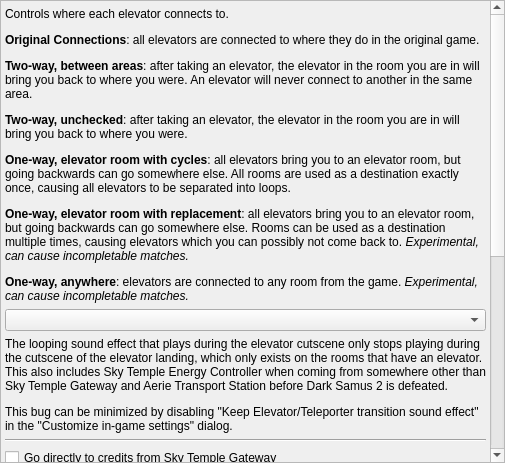
Before: the Qt Designer form randovania/gui/ui_files/preset_elevators.ui in randovania/randovania, drawn with Qt 5.
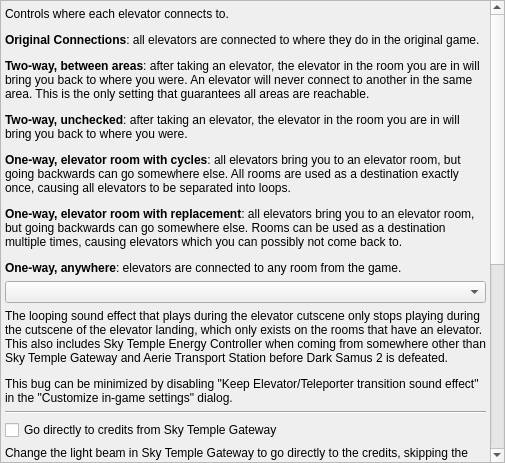
After: the same form once the commit is applied. Custom widgets are drawn as their Qt base class.

Commit message: Clarify that only "Two-way, between areas" guarantees that all areas are accessible.

```diff
--- a/randovania/gui/ui_files/preset_elevators.ui
+++ b/randovania/gui/ui_files/preset_elevators.ui
@@ -44,7 +44,7 @@
          <x>0</x>
          <y>0</y>
          <width>489</width>
-         <height>811</height>
+         <height>881</height>
         </rect>
        </property>
        <layout class="QVBoxLayout" name="elevator_layout">
@@ -63,7 +63,7 @@
         <item>
          <widget class="QLabel" name="elevators_description_label">
           <property name="text">
-           <string>&lt;html&gt;&lt;head/&gt;&lt;body&gt;&lt;p&gt;Controls where each elevator connects to.&lt;/p&gt;&lt;p&gt;&lt;span style=&quot; font-weight:600;&quot;&gt;Original Connections&lt;/span&gt;: all elevators are connected to where they do in the original game.&lt;/p&gt;&lt;p&gt;&lt;span style=&quot; font-weight:600;&quot;&gt;Two-way, between areas&lt;/span&gt;: after taking an elevator, the elevator in the room you are in will bring you back to where you were. An elevator will never connect to another in the same area.&lt;/p&gt;&lt;p&gt;&lt;span style=&quot; font-weight:600;&quot;&gt;Two-way, unchecked&lt;/span&gt;: after taking an elevator, the elevator in the room you are in will bring you back to where you were.&lt;/p&gt;&lt;p&gt;&lt;span style=&quot; font-weight:600;&quot;&gt;One-way, elevator room with cycles&lt;/span&gt;: all elevators bring you to an elevator room, but going backwards can go somewhere else. All rooms are used as a destination exactly once, causing all elevators to be separated into loops.&lt;/p&gt;&lt;p&gt;&lt;span style=&quot; font-weight:600;&quot;&gt;One-way, elevator room with replacement&lt;/span&gt;: all elevators bring you to an elevator room, but going backwards can go somewhere else. Rooms can be used as a destination multiple times, causing elevators which you can possibly not come back to.&lt;span style=&quot; font-style:italic;&quot;&gt; Experimental, can cause incompletable matches.&lt;/span&gt;&lt;/p&gt;&lt;p&gt;&lt;span style=&quot; font-weight:600;&quot;&gt;One-way, anywhere&lt;/span&gt;: elevators are connected to any room from the game. &lt;span style=&quot; font-style:italic;&quot;&gt;Experimental, can cause incompletable matches.&lt;/span&gt;&lt;/p&gt;&lt;/body&gt;&lt;/html&gt;</string>
+           <string>&lt;html&gt;&lt;head/&gt;&lt;body&gt;&lt;p&gt;Controls where each elevator connects to.&lt;/p&gt;&lt;p&gt;&lt;span style=&quot; font-weight:600;&quot;&gt;Original Connections&lt;/span&gt;: all elevators are connected to where they do in the original game.&lt;/p&gt;&lt;p&gt;&lt;span style=&quot; font-weight:600;&quot;&gt;Two-way, between areas&lt;/span&gt;: after taking an elevator, the elevator in the room you are in will bring you back to where you were. An elevator will never connect to another in the same area. This is the only setting that guarantees all areas are reachable.&lt;/p&gt;&lt;p&gt;&lt;span style=&quot; font-weight:600;&quot;&gt;Two-way, unchecked&lt;/span&gt;: after taking an elevator, the elevator in the room you are in will bring you back to where you were.&lt;/p&gt;&lt;p&gt;&lt;span style=&quot; font-weight:600;&quot;&gt;One-way, elevator room with cycles&lt;/span&gt;: all elevators bring you to an elevator room, but going backwards can go somewhere else. All rooms are used as a destination exactly once, causing all elevators to be separated into loops.&lt;/p&gt;&lt;p&gt;&lt;span style=&quot; font-weight:600;&quot;&gt;One-way, elevator room with replacement&lt;/span&gt;: all elevators bring you to an elevator room, but going backwards can go somewhere else. Rooms can be used as a destination multiple times, causing elevators which you can possibly not come back to.&lt;/p&gt;&lt;p&gt;&lt;span style=&quot; font-weight:600;&quot;&gt;One-way, anywhere&lt;/span&gt;: elevators are connected to any room from the game.&lt;/p&gt;&lt;/body&gt;&lt;/html&gt;</string>
           </property>
           <property name="wordWrap">
            <bool>true</bool>
```
The commit also changes 1 other file.
